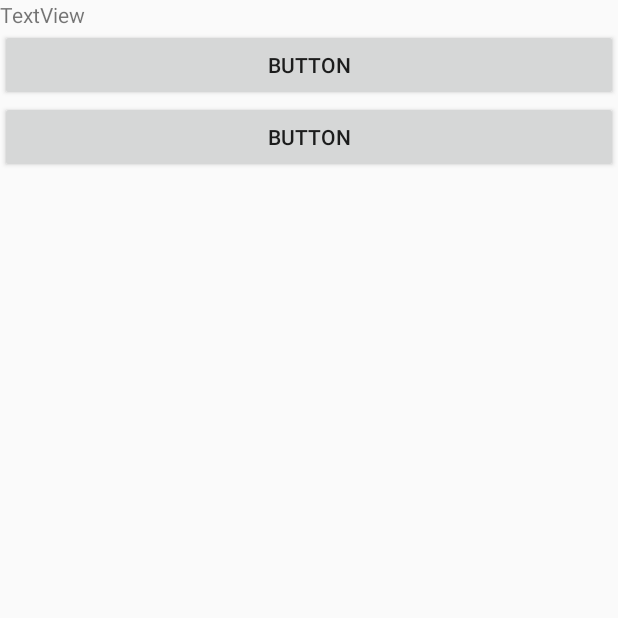
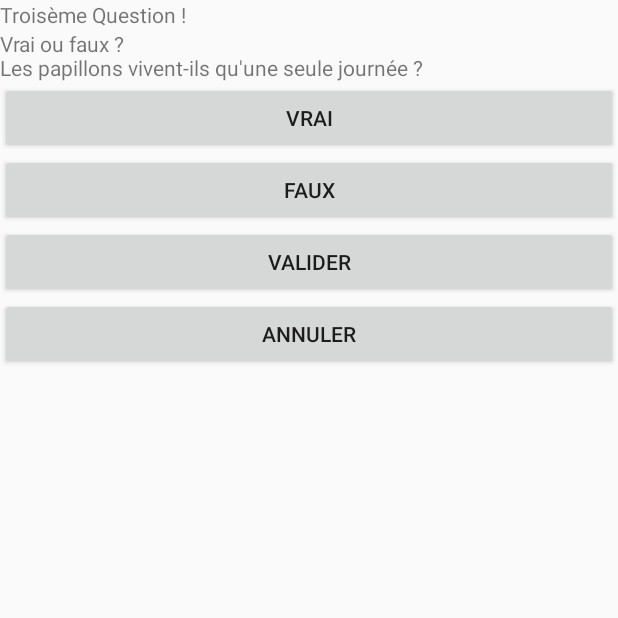
Before and after one commit to Stelink/QCM, an Android app: the TroisiemeQuestionActivity screen opened directly, with no data from a screen before it, on a phone screen of 412 x 824 dp, the top half of it. Run offline under Robolectric (Android 15) with nearby library versions, the phone set to English and light mode, and no system bars.

Commit message:
question 3 + xml

```diff
--- a/app/src/main/java/com/example/qcm/TroisiemeQuestionActivity.java
+++ b/app/src/main/java/com/example/qcm/TroisiemeQuestionActivity.java
@@ -1,6 +1,7 @@
 package com.example.qcm;
 
 import android.app.Activity;
+import android.content.Intent;
 import android.os.Bundle;
 import android.view.View;
 
@@ -11,11 +12,22 @@ public class TroisiemeQuestionActivity extends Activity {
     protected void onCreate(Bundle savedInstanceState) {
         super.onCreate(savedInstanceState);
         setContentView(R.layout.activity_troisieme_question);
-
+        this.bool = false;
     }
 
     public void onClickValider(View vue){
+        Intent intent = new Intent(TroisiemeQuestionActivity.this, QuatriemeQuestionActivity.class);
+        if(this.bool)
+            startActivity(intent);
+    }
 
+
+    public void onClickFaux(View vue){
+        this.bool = true;
+    }
+
+    public void onClickVrai(View vue){
+        this.bool = false;
     }
 
     public void onClickAnnuler(View vue){
--- a/app/src/main/res/layout/activity_troisieme_question.xml
+++ b/app/src/main/res/layout/activity_troisieme_question.xml
@@ -7,17 +7,39 @@
         android:id="@+id/textView6"
         android:layout_width="match_parent"
         android:layout_height="wrap_content"
-        android:text="TextView" />
+        android:text="Troisème Question !" />
+
+    <TextView
+        android:id="@+id/textView7"
+        android:layout_width="match_parent"
+        android:layout_height="wrap_content"
+        android:text="Vrai ou faux ?\nLes papillons vivent-ils qu'une seule journée ?" />
 
     <Button
-        android:id="@+id/button3"
+        android:onClick="onClickVrai"
+        android:id="@+id/vrai"
         android:layout_width="match_parent"
         android:layout_height="wrap_content"
-        android:text="Button" />
+        android:text="Vrai" />
 
     <Button
-        android:id="@+id/button4"
+        android:onClick="onClickFaux"
+        android:id="@+id/faux"
         android:layout_width="match_parent"
         android:layout_height="wrap_content"
-        android:text="Button" />
+        android:text="Faux" />
+
+    <Button
+        android:onClick="onClickValider"
+        android:id="@+id/valider"
+        android:layout_width="match_parent"
+        android:layout_height="wrap_content"
+        android:text="Valider" />
+
+    <Button
+        android:onClick="onClickAnnuler"
+        android:id="@+id/annuler"
+        android:layout_width="match_parent"
+        android:layout_height="wrap_content"
+        android:text="Annuler" />
 </LinearLayout>
```
